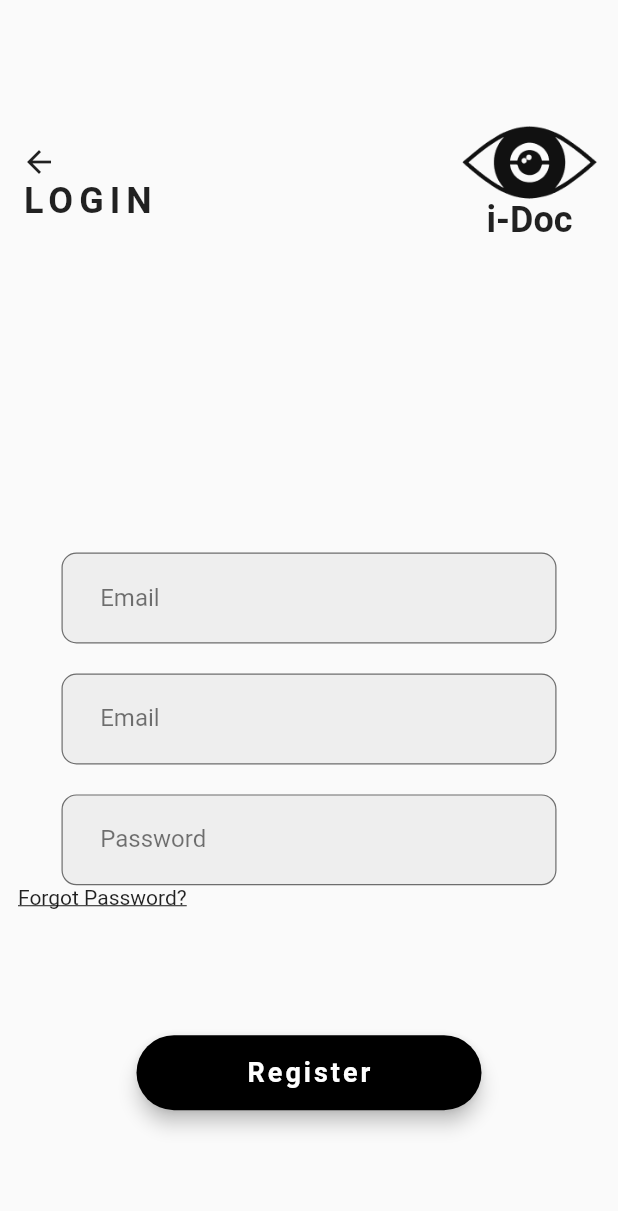
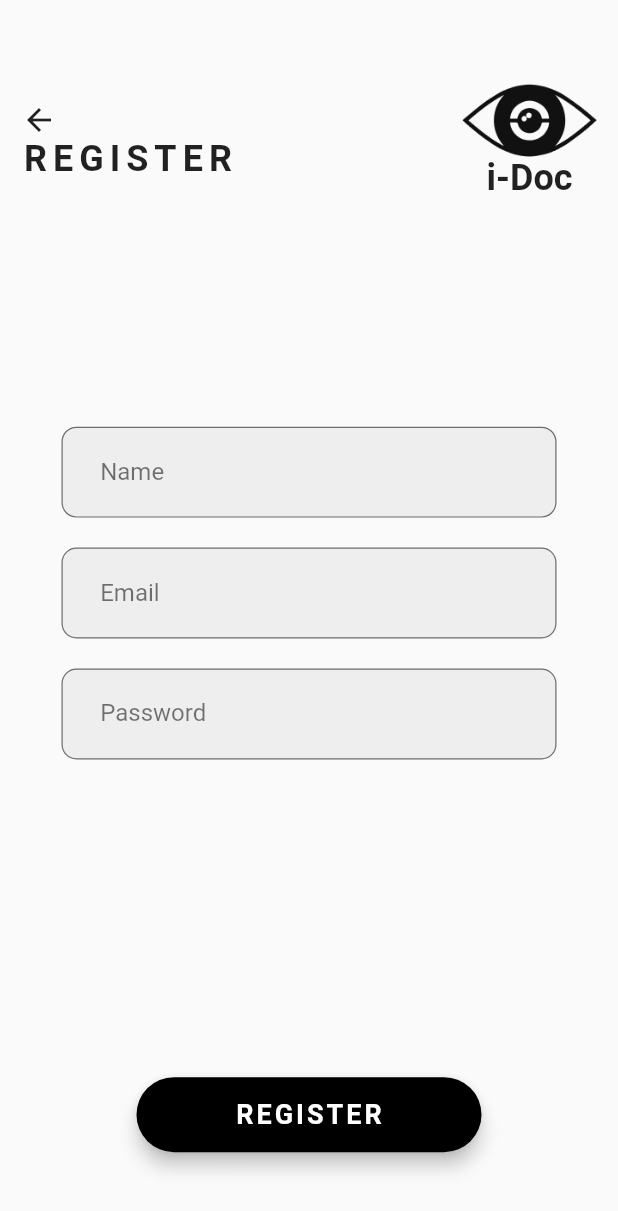
Before and after one commit to tusharbansal22/i-Doc-app, a Flutter app: the Register screen opened by its route, on a phone screen of 412 x 824 dp. Shown: the top 1211 px of the screen. Run offline on Flutter 3.47's test engine with Material 2 defaults, Android fonts, the phone set to English and light mode, and no system bars.

Commit message:
added routes and paths

```diff
--- a/lib/screens/init_screen.dart
+++ b/lib/screens/init_screen.dart
@@ -51,7 +51,7 @@ class InitScreen extends StatelessWidget {
               SizedBox(
                 height: 250,
               ),
-              BlackButton(buttonText: 'REGISTER').buildBlackButton(),
+              BlackButton(buttonText: 'REGISTER',onpress: (){Navigator.pushNamed(context, '/register');}).buildBlackButton(),
               SizedBox(
                 height: 7,
               ),
--- a/lib/screens/register.dart
+++ b/lib/screens/register.dart
@@ -1,4 +1,5 @@
 import 'package:flutter/material.dart';
+import 'package:i_doc_app/widgets/buttons.dart';
 
 import '../widgets/idocfield.dart';
 
@@ -28,8 +29,10 @@ class _RegisterState extends State<Register> {
                   Column(
                     crossAxisAlignment: CrossAxisAlignment.start,
                     children: [
-                      Icon(Icons.arrow_back),
-                      Text('LOGIN', style: TextStyle(fontWeight: FontWeight.w700,fontSize: 24,letterSpacing: 4),),
+                      GestureDetector(child: Icon(Icons.arrow_back),onTap: (){
+                        Navigator.pushNamed(context, '/home');
+                      },),
+                      Text('REGISTER', style: TextStyle(fontWeight: FontWeight.w700,fontSize: 24,letterSpacing: 4),),
                     ],
                   ),
                   Column(children:[ Image.asset('assets/images/logo.png',width: 90,),Text("i-Doc",style: TextStyle(fontWeight: FontWeight.w700,fontSize: 24),)]),
@@ -39,47 +42,20 @@ class _RegisterState extends State<Register> {
             SizedBox(height: 40,),
             Column(
               children: [
-                iDocField(text: name),
+                iDocField(text: name, label: "Name",),
                 SizedBox(
                   height: 20,
                 ),
-                iDocField(text: email),
+                iDocField(text: email , label: "Email",),
                 SizedBox(
                   height: 20,
                 ),
-                iDocField(text: password,isPassword: true,),
-                GestureDetector(
-                  onTap: () {},
-                  child: Padding(
-                    padding: const EdgeInsets.symmetric(horizontal: 12.0),
-                    child: Align(
-                        alignment: Alignment.topLeft,
-                        child: Text(
-                          'Forgot Password?',
-                          style: TextStyle(
-                            decoration: TextDecoration.underline,
-                          ),
-                        )),
-                  ),
-                ),
+                iDocField(text: password,isPassword: true, label: "Password",),
               ],
             ),
+            SizedBox(height: 100,),
 
-            ElevatedButton(
-              style: ElevatedButton.styleFrom(
-                  backgroundColor: Colors.black,
-                  elevation: 5.0,
-                  minimumSize: Size(230, 50),
-                  textStyle:
-                  TextStyle(fontSize: 18, fontWeight: FontWeight.bold),
-                  shape: RoundedRectangleBorder(
-                      borderRadius: BorderRadius.circular(30))),
-              onPressed: () {},
-              child: Text(
-                'Register',
-                style: TextStyle(letterSpacing: 2),
-              ),
-            ),
+            BlackButton(buttonText: 'REGISTER',onpress: (){}).buildBlackButton()
 
           ],
         ),
--- a/lib/widgets/buttons.dart
+++ b/lib/widgets/buttons.dart
@@ -2,8 +2,9 @@ import 'package:flutter/material.dart';
 
 class BlackButton {
   late String buttonText;
+  Function() onpress;
 
-  BlackButton({required this.buttonText});
+  BlackButton({required this.buttonText, required this.onpress});
 
   ElevatedButton buildBlackButton() {
     return ElevatedButton(
@@ -14,7 +15,7 @@ class BlackButton {
           textStyle: TextStyle(fontSize: 18, fontWeight: FontWeight.bold),
           shape:
               RoundedRectangleBorder(borderRadius: BorderRadius.circular(30))),
-      onPressed: () {},
+      onPressed: this.onpress,
       child: Text(
         buttonText,
         style: TextStyle(letterSpacing: 2),
--- a/lib/widgets/idocfield.dart
+++ b/lib/widgets/idocfield.dart
@@ -4,7 +4,8 @@ import 'package:i_doc_app/constants.dart';
 class iDocField extends StatefulWidget {
   String text="";
   bool isPassword=false;
-  iDocField({required this.text , this.isPassword=false});
+  String label="";
+  iDocField({required this.text , this.isPassword=false , required this.label});
   @override
   State<iDocField> createState() => _iDocFieldState();
 }
@@ -18,7 +19,15 @@ class _iDocFieldState extends State<iDocField> {
       decoration: kTextInputDecoration,
       child: TextField(
         obscureText: widget.isPassword,
-        decoration: widget.isPassword?kPasswordFieldDecoration:kInputFieldDecoration,
+        decoration: InputDecoration(
+          labelText: widget.label,
+          labelStyle: TextStyle(color: Colors.black54),
+          border: InputBorder.none,
+          focusedBorder: InputBorder.none,
+          enabledBorder: InputBorder.none,
+          errorBorder: InputBorder.none,
+          disabledBorder: InputBorder.none,
+        ),
         onChanged: (change) {
           setState(() {
             widget.text = change;
```
Also changed, not shown: lib/screens/login.dart (+9 -19 lines).
